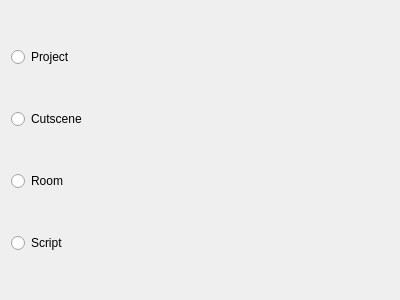
Old version of the form res/forms/WizardPageStart.ui in the repository tedvalson/NovelTea.
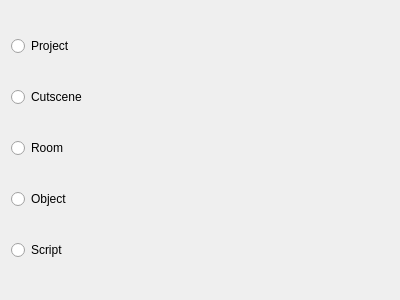
New version of the form.

Commit message: Editor: Add wizard page and editor widget for Objects

Patch:
```diff
--- a/res/forms/WizardPageStart.ui
+++ b/res/forms/WizardPageStart.ui
@@ -38,6 +38,13 @@
      </property>
     </widget>
    </item>
+   <item>
+    <widget class="QRadioButton" name="radioNewObject">
+     <property name="text">
+      <string>Object</string>
+     </property>
+    </widget>
+   </item>
    <item>
     <widget class="QRadioButton" name="radioNewScript">
      <property name="text">
```
The commit also changes 13 other files.
